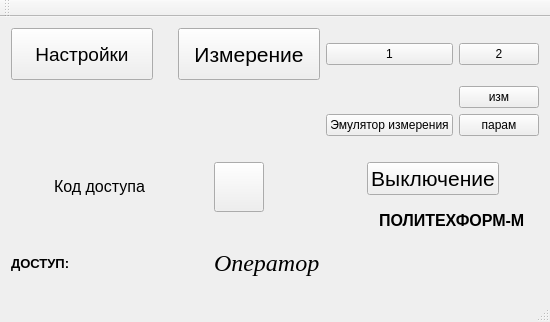
Before: the Qt Designer form mainwindow.ui in Ivansquark/DKS201, drawn with Qt 5.
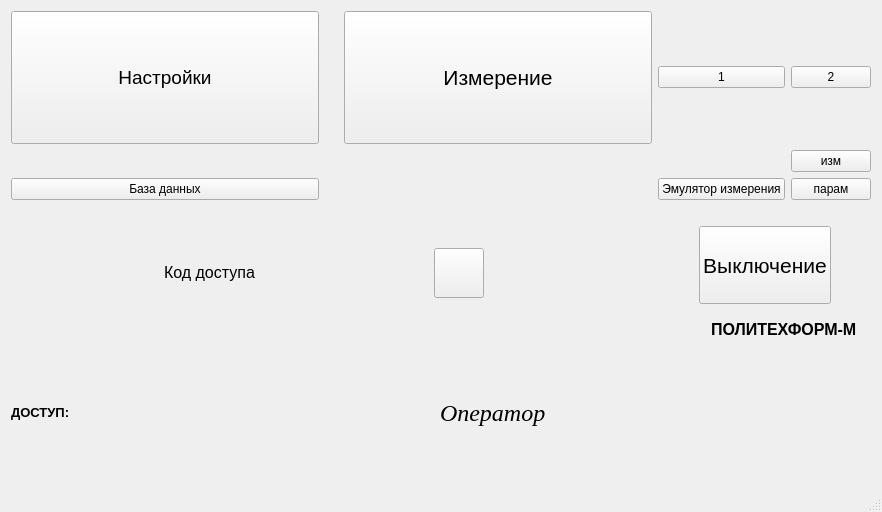
After: the same form once the commit is applied. Icons and pictures are not drawn.

The edit to the form file:
```diff
--- a/mainwindow.ui
+++ b/mainwindow.ui
@@ -6,8 +6,8 @@
    <rect>
     <x>0</x>
     <y>0</y>
-    <width>550</width>
-    <height>322</height>
+    <width>882</width>
+    <height>512</height>
    </rect>
   </property>
   <property name="sizeIncrement">
@@ -412,16 +412,15 @@
       </property>
      </widget>
     </item>
+    <item row="2" column="0">
+     <widget class="QPushButton" name="pushButton_8">
+      <property name="text">
+       <string>База данных</string>
+      </property>
+     </widget>
+    </item>
    </layout>
   </widget>
-  <widget class="QToolBar" name="mainToolBar">
-   <attribute name="toolBarArea">
-    <enum>TopToolBarArea</enum>
-   </attribute>
-   <attribute name="toolBarBreak">
-    <bool>false</bool>
-   </attribute>
-  </widget>
   <widget class="QStatusBar" name="statusBar"/>
  </widget>
  <layoutdefault spacing="6" margin="11"/>
```
